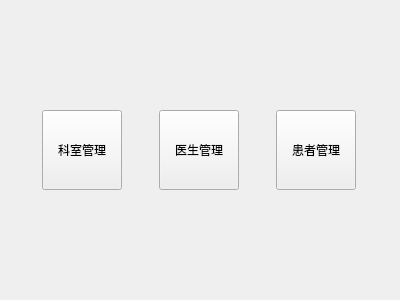
The window that DiagnoseSystem/ui/welcomeview.ui (moonnight123/QTDiagnoseSystem) describes before a commit, drawn with Qt 5.
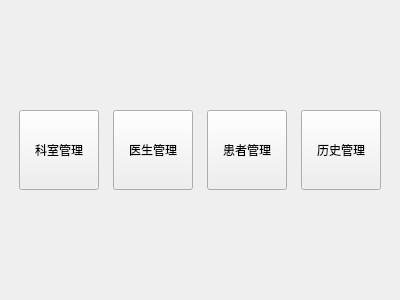
The same window after the commit.

Commit message: 添加了历史管理的ui界面

The edit to the form file:
```diff
--- a/DiagnoseSystem/ui/welcomeview.ui
+++ b/DiagnoseSystem/ui/welcomeview.ui
@@ -106,6 +106,19 @@
          </property>
         </widget>
        </item>
+       <item>
+        <widget class="QPushButton" name="btHistory">
+         <property name="maximumSize">
+          <size>
+           <width>80</width>
+           <height>80</height>
+          </size>
+         </property>
+         <property name="text">
+          <string>历史管理</string>
+         </property>
+        </widget>
+       </item>
       </layout>
      </item>
      <item>
```
The commit also changes 1 other file.
